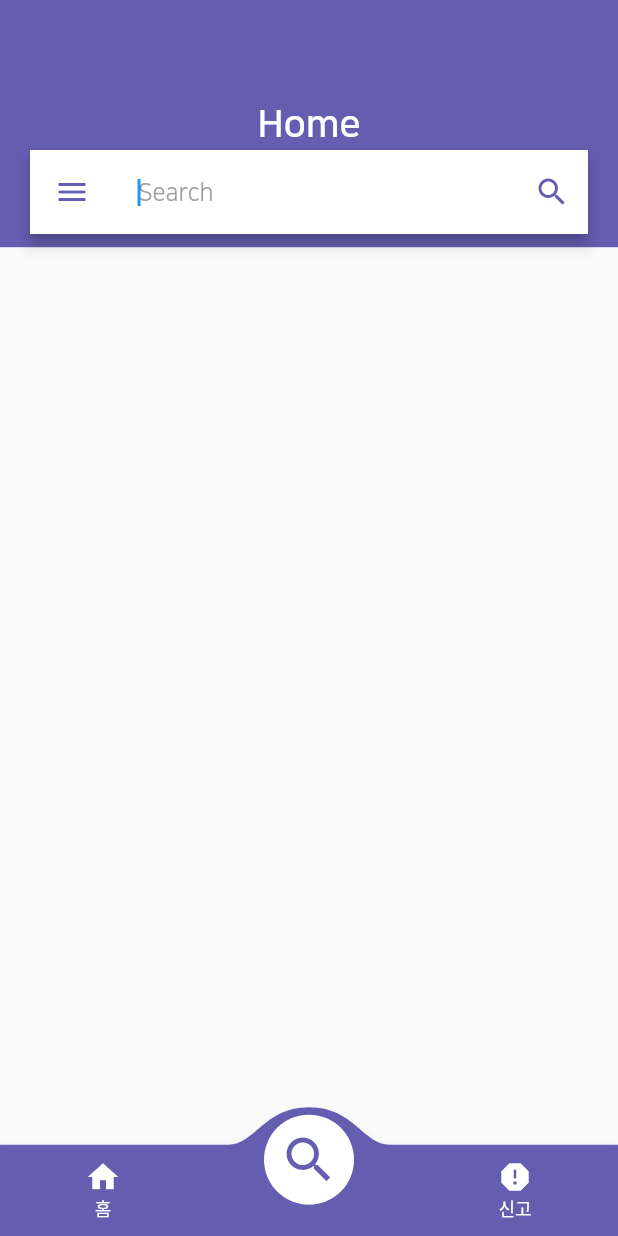
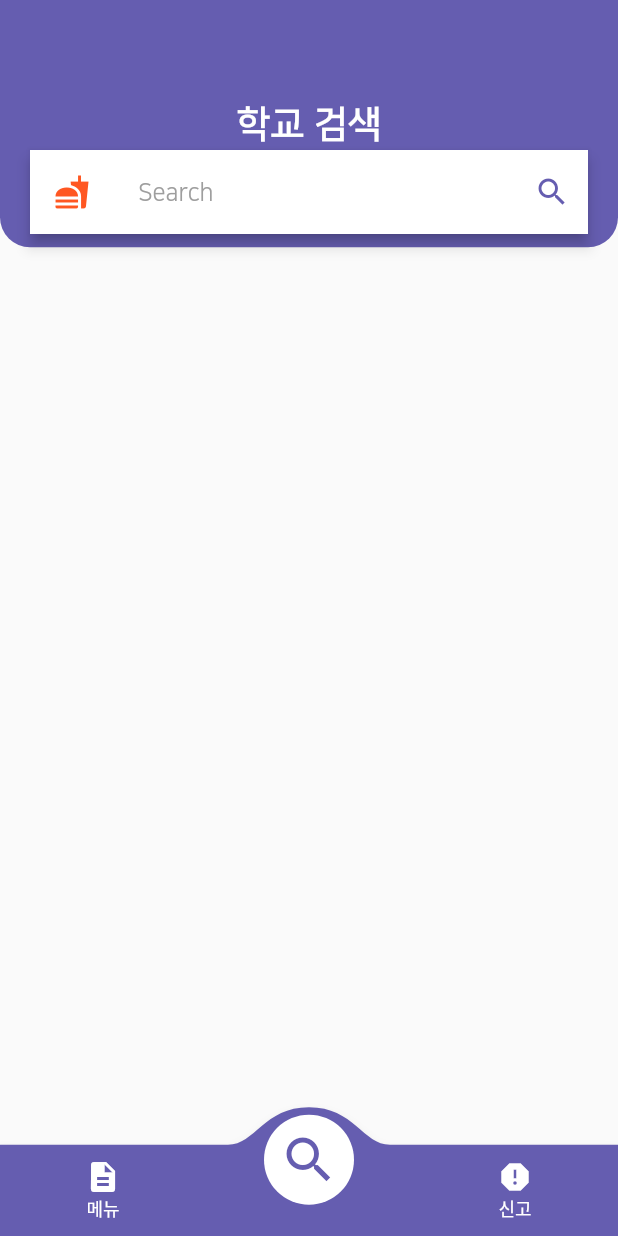
Before and after one commit to JoMinSeo/AlBab, a Flutter app: the BottomNavPage screen opened directly, on a phone screen of 412 x 824 dp. Run offline on Flutter 3.47's test engine with Material 2 defaults, Android fonts, the phone set to English and light mode, and no system bars; drawn by our look-alikes of convex_bottom_bar.

Commit message:
[UPDATE] UI

```diff
--- a/albab/lib/components/convex_bar.dart
+++ b/albab/lib/components/convex_bar.dart
@@ -17,7 +17,7 @@ class ConvexBar extends StatelessWidget {
       color: Colors.white,
       height: getProportionateScreenHeight(60),
       items: [
-        TabItem(icon: Icons.home, title: '홈'),
+        TabItem(icon: Icons.description, title: '메뉴'),
         TabItem(icon: Icons.search, title: '학교 검색'),
         TabItem(icon: Icons.report, title: '신고'),
       ],
--- a/albab/lib/screen/schoolsearch/search_body.dart
+++ b/albab/lib/screen/schoolsearch/search_body.dart
@@ -7,7 +7,8 @@ class SearchBody extends StatefulWidget {
   _SearchBodyState createState() => _SearchBodyState();
 }
 
-class _SearchBodyState extends State<SearchBody> with AutomaticKeepAliveClientMixin{
+class _SearchBodyState extends State<SearchBody>
+    with AutomaticKeepAliveClientMixin {
   FocusNode myFocusNode;
 
   @override
@@ -29,11 +30,18 @@ class _SearchBodyState extends State<SearchBody> with AutomaticKeepAliveClientMi
         Container(
           child: Center(
             child: Text(
-              "Home",
-              style: kNaNumExtraBold.copyWith(fontSize: 25, color: Colors.white),
+              "학교 검색",
+              style:
+                  kNaNumExtraBold.copyWith(fontSize: 25, color: Colors.white),
             ),
           ),
-          color: kPurple,
+          decoration: BoxDecoration(
+            borderRadius: BorderRadius.only(
+              bottomLeft: Radius.circular(20.0),
+              bottomRight: Radius.circular(20.0),
+            ),
+            color: kPurple,
+          ),
           height: SizeConfig.screenHeight * 0.2,
           width: SizeConfig.screenWidth,
         ),
@@ -46,13 +54,12 @@ class _SearchBodyState extends State<SearchBody> with AutomaticKeepAliveClientMi
           child: AppBar(
             backgroundColor: Colors.white,
             leading: Icon(
-              Icons.menu,
-              color: kPurple,
+              Icons.fastfood,
+              color: Colors.deepOrange,
             ),
             primary: false,
             title: TextField(
               style: kNaNumRegular,
-              autofocus: true,
               focusNode: myFocusNode,
               decoration: InputDecoration(
                 hintText: "Search",
```
